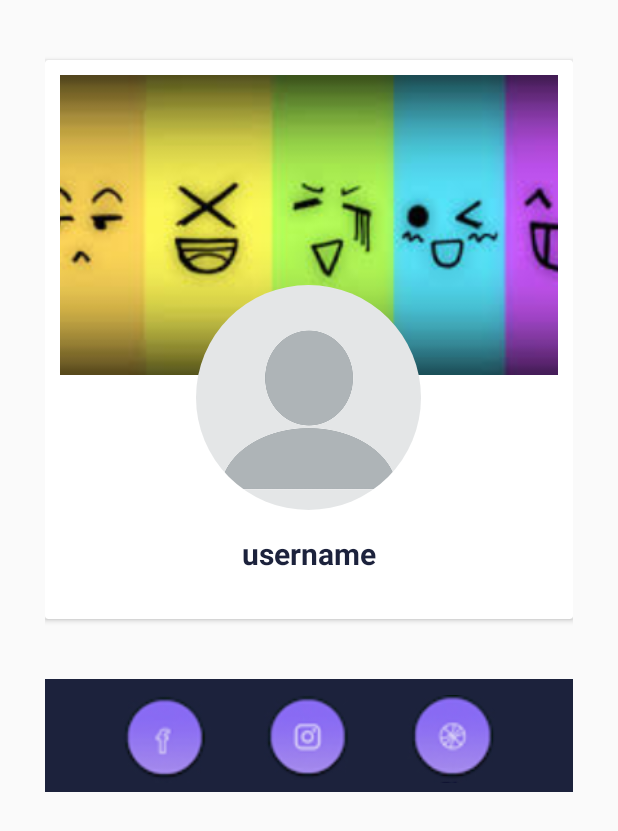
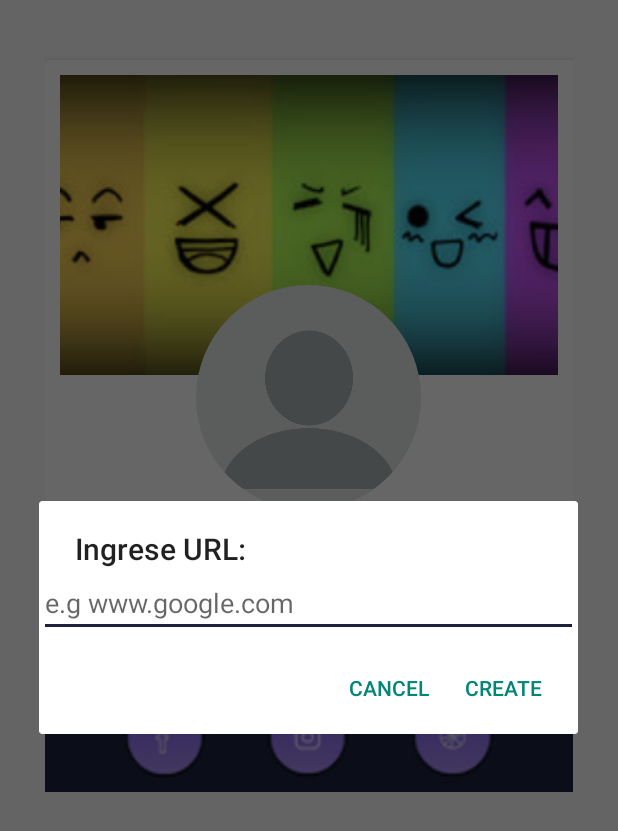
Before and after one commit to kevinisraelsanipatin/MessengerApp, an Android app: the fragment SettingsFragment shown on its own in the app's theme, after a tap on an icon or button, on a phone screen of 412 x 824 dp. Shown: the top 831 px of the screen. Run offline under Robolectric (Android 15) with nearby library versions, the phone set to English and light mode, and no system bars; our stand-ins replace CircleImageView, Firebase (no records; nobody signed in at launch, a user with empty details on screens opened directly), Picasso; pictures from the network do not load.

Commit message:
Ingreso de Redes Sociales
Permite el ingreso de cuentass en redes sociales mediante una ventana de dialogo

```diff
--- a/app/src/main/java/com/example/messengerapp/Fragments/SettingsFragment.kt
+++ b/app/src/main/java/com/example/messengerapp/Fragments/SettingsFragment.kt
@@ -1,7 +1,9 @@
 package com.example.messengerapp.Fragments
 
 import android.app.Activity
+import android.app.AlertDialog
 import android.app.ProgressDialog
+import android.content.DialogInterface
 import android.content.Intent
 import android.net.Uri
 import android.os.Bundle
@@ -9,6 +11,7 @@ import androidx.fragment.app.Fragment
 import android.view.LayoutInflater
 import android.view.View
 import android.view.ViewGroup
+import android.widget.EditText
 import android.widget.Toast
 import com.example.messengerapp.ModelClasses.Users
 
@@ -37,6 +40,7 @@ class SettingsFragment : Fragment() {
     private var storageRef: StorageReference? = null
     private var coverChecker: String? = ""
     private var socialChecker: String? = ""
+    var builder: AlertDialog.Builder?= null
 
     override fun onCreateView(
         inflater: LayoutInflater, container: ViewGroup?,
@@ -85,18 +89,89 @@ class SettingsFragment : Fragment() {
         }
 
         view.set_instagram.setOnClickListener{
-            pickImage()
+            socialChecker  = "instagram"
+            setSocialLinks()
         }
 
         view.set_website.setOnClickListener{
-            pickImage()
+            socialChecker  = "website"
+            setSocialLinks()
         }
 
         return view
     }
 
     private fun setSocialLinks() {
+        val builder: AlertDialog.Builder =
+            AlertDialog.Builder(context!!, R.style.Theme_AppCompat_DayNight_Dialog_Alert)
 
+        if(socialChecker == "website")
+        {
+            builder.setTitle("Ingrese URL:")
+        }
+        else
+        {
+            builder.setTitle("Ingrese Username:")
+        }
+
+        val editText = EditText(context)
+
+        if(socialChecker == "website")
+        {
+            editText.hint = ("e.g www.google.com")
+        }
+        else
+        {
+            editText.hint = ("e.g kevin.israel97")
+        }
+
+        builder.setView(editText)
+        builder.setPositiveButton("Create",DialogInterface.OnClickListener{
+            dialog, which ->
+            val str = editText.text.toString()
+
+            if(str == "")
+            {
+                Toast.makeText(context,"Please write something..",Toast.LENGTH_LONG).show()
+            }
+            else
+            {
+                saveSocialLink(str)
+            }
+        })
+
+        builder.setNegativeButton("Cancel",DialogInterface.OnClickListener{
+                dialog, which ->
+            dialog.cancel()
+        })
+        builder.show()
+    }
+
+    private fun saveSocialLink(str: String) {
+        val mapSocial = HashMap<String, Any>()
+
+        when(socialChecker)
+        {
+            "facebook" ->
+            {
+                mapSocial["facebook"] = "https://m.facebook.com/$str"
+            }
+            "instagram" ->
+            {
+                mapSocial["instagram"] = "https://m.instagram.com/$str"
+            }
+            "website" ->
+            {
+                mapSocial["website"] = "https://$str"
+            }
+        }
+        usersReference!!.updateChildren(mapSocial).addOnCompleteListener {
+            task ->
+            if(task.isSuccessful)
+            {
+                Toast.makeText(context,"Carga exitosa",Toast.LENGTH_LONG).show()
+            }
+        }
     }
 
     private fun pickImage() {
```
